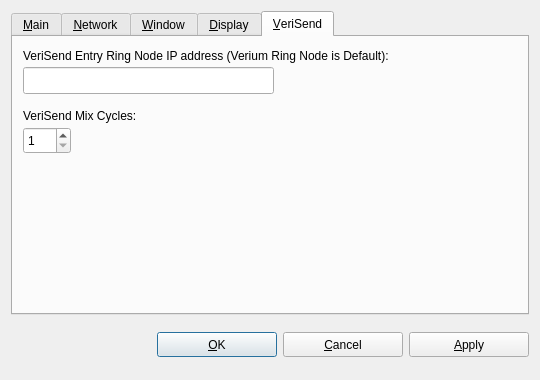
Before: the Qt Designer form src/qt/forms/optionsdialog.ui in verimad/verium, drawn with Qt 5.
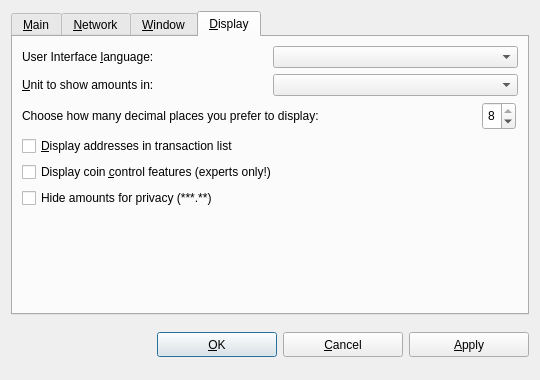
After: the same form once the commit is applied. The open tabs and pages were chosen to show the change. Custom widgets are drawn as their Qt base class.

Diff of the .ui file:
```diff
--- a/src/qt/forms/optionsdialog.ui
+++ b/src/qt/forms/optionsdialog.ui
@@ -508,66 +508,6 @@
        </item>
       </layout>
      </widget>
-     <widget class="QWidget" name="tab">
-      <attribute name="title">
-       <string>&amp;VeriSend</string>
-      </attribute>
-      <widget class="QSpinBox" name="veriSendMixNumber">
-       <property name="geometry">
-        <rect>
-         <x>10</x>
-         <y>90</y>
-         <width>48</width>
-         <height>27</height>
-        </rect>
-       </property>
-       <property name="minimum">
-        <number>1</number>
-       </property>
-       <property name="maximum">
-        <number>15</number>
-       </property>
-       <property name="value">
-        <number>1</number>
-       </property>
-      </widget>
-      <widget class="QLabel" name="veriSendMixLabel">
-       <property name="geometry">
-        <rect>
-         <x>10</x>
-         <y>70</y>
-         <width>141</width>
-         <height>17</height>
-        </rect>
-       </property>
-       <property name="text">
-        <string>VeriSend Mix Cycles:</string>
-       </property>
-      </widget>
-      <widget class="QLabel" name="veriSendIPLabel">
-       <property name="geometry">
-        <rect>
-         <x>10</x>
-         <y>10</y>
-         <width>471</width>
-         <height>17</height>
-        </rect>
-       </property>
-       <property name="text">
-        <string>VeriSend Entry Ring Node IP address (Verium Ring Node is Default):</string>
-       </property>
-      </widget>
-      <widget class="QLineEdit" name="veriSendIP">
-       <property name="geometry">
-        <rect>
-         <x>10</x>
-         <y>30</y>
-         <width>251</width>
-         <height>27</height>
-        </rect>
-       </property>
-      </widget>
-     </widget>
     </widget>
    </item>
    <item>
```
Left out of the diff: 2 changed lines with no effect on the pictures.
